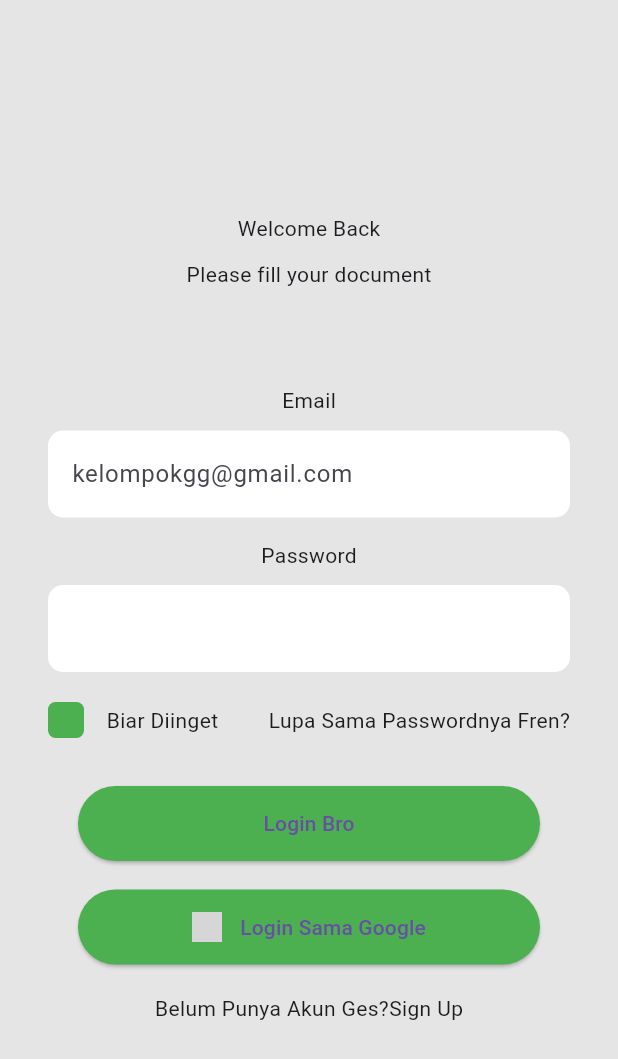
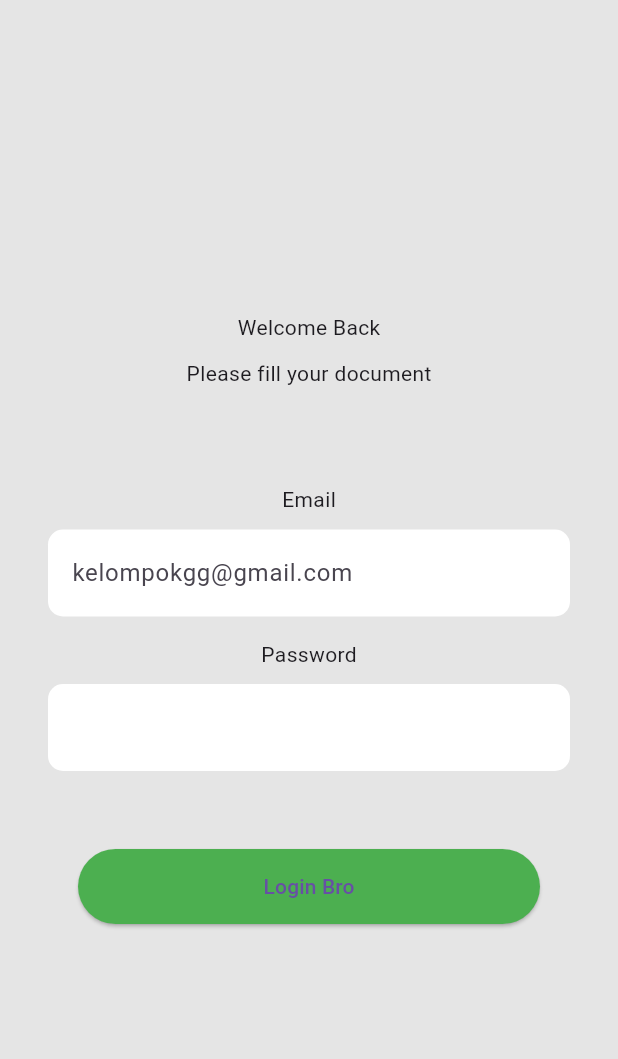
Before and after one commit to BYTGF/UAS_PML, a Flutter app: the screen it shows after launch, on a phone screen of 412 x 824 dp. Shown: the top 1059 px of the screen. Run offline on Flutter 3.47's test engine with Material 3 defaults, Android fonts, the phone set to English and light mode, and no system bars; our stand-ins replace sqflite; accounts and stored records are empty; grey boxes are pictures that could not be loaded.

Commit message:
format ui

```diff
--- a/uts/lib/homepage.dart
+++ b/uts/lib/homepage.dart
@@ -15,7 +15,8 @@ class HomePage extends StatefulWidget {
   _HomePageState createState() => _HomePageState();
 }
 
-class _HomePageState extends State<HomePage> with SingleTickerProviderStateMixin {
+class _HomePageState extends State<HomePage>
+    with SingleTickerProviderStateMixin {
   final dbHelper = DatabaseHelper.instance;
   final formGlobalKey = GlobalKey<FormState>();
   late TabController _tabController;
@@ -59,7 +60,7 @@ class _HomePageState extends State<HomePage> with SingleTickerProviderStateMixin
             tabs: [
               Tab(
                 text: 'History',
-                icon: Icon(Icons.list_outlined),
+                icon: Icon(Icons.access_alarm_rounded),
               ),
               Tab(
                 text: 'Item List',
--- a/uts/lib/loginpage.dart
+++ b/uts/lib/loginpage.dart
@@ -1,6 +1,5 @@
 import 'package:flutter/material.dart';
 import 'package:uts/homepage.dart';
-
 
 class LoginPage extends StatelessWidget {
   const LoginPage({Key? key}) : super(key: key);
@@ -73,21 +72,11 @@ class LoginPage extends StatelessWidget {
                 children: [
                   Row(
                     children: [
-                      Container(
-                        width: 24,
-                        height: 24,
-                        decoration: BoxDecoration(
-                          color: Colors.green,
-                          borderRadius: BorderRadius.circular(5),
-                        ),
-                      ),
                       SizedBox(
                         width: 15,
                       ),
-                      Text("Biar Diinget"),
                     ],
                   ),
-                  Text("Lupa Sama Passwordnya Fren?")
                 ],
               ),
               SizedBox(
@@ -100,51 +89,14 @@ class LoginPage extends StatelessWidget {
                   horizontal: 20,
                 ),
                 child: ElevatedButton(
-                  style: ElevatedButton.styleFrom(backgroundColor: Colors.green),
+                  style:
+                      ElevatedButton.styleFrom(backgroundColor: Colors.green),
                   onPressed: () {
-                    Navigator.push(
-                      context,
-                      MaterialPageRoute(builder: (context) => HomePage()),
-                    );
+                    Navigator.pushNamed(context, '/home');
                   },
                   child: Text("Login Bro"),
                 ),
               ),
-              Container(
-                width: double.infinity,
-                height: 50,
-                margin: EdgeInsets.symmetric(horizontal: 20, vertical: 19),
-                child: ElevatedButton(
-                  style: ElevatedButton.styleFrom(
-                    backgroundColor: Colors.green,
-                  ),
-                  onPressed: () {
-                    Navigator.pushNamed(
-                      context, '/home'
-                    );
-                  },
-                  child: Row(
-                    mainAxisAlignment: MainAxisAlignment.center,
-                    children: [
-                      Image.network(
-                        "https://cdn.imgbin.com/3/12/23/imgbin-google-pSzwF41a4Xjza6ydKK0wQZgjq.jpg",
-                        height: 20,
-                      ),
-                      SizedBox(
-                        width: 12,
-                      ),
-                      Text("Login Sama Google"),
-                    ],
-                  ),
-                ),
-              ),
-              Row(
-                mainAxisAlignment: MainAxisAlignment.center,
-                children: [
-                  Text("Belum Punya Akun Ges?"),
-                  Text("Sign Up"),
-                ],
-              )
             ],
           ),
         ),
```
Also changed, not shown: uts/lib/history/history_list.dart (+31 -30 lines), uts/lib/item/item_list.dart (+35 -30 lines), uts/lib/storage/storage_list.dart (+7 -8 lines), uts/lib/user_list.dart (+31 -21 lines), uts/lib/user_add.dart (line endings or trailing spaces).
